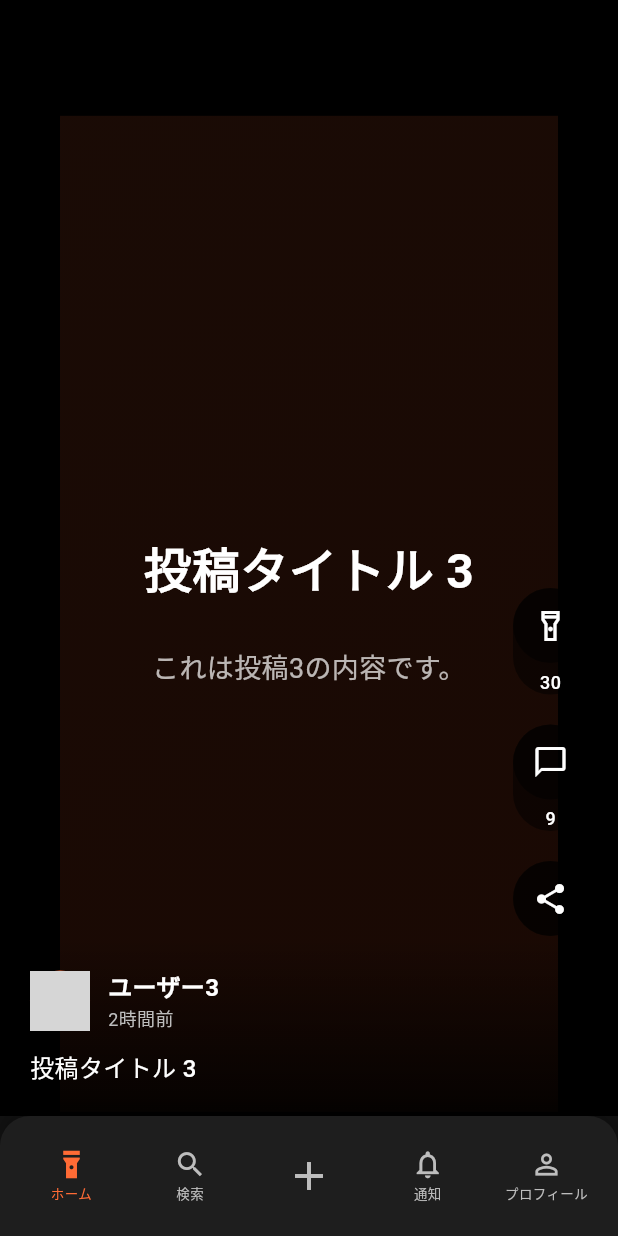
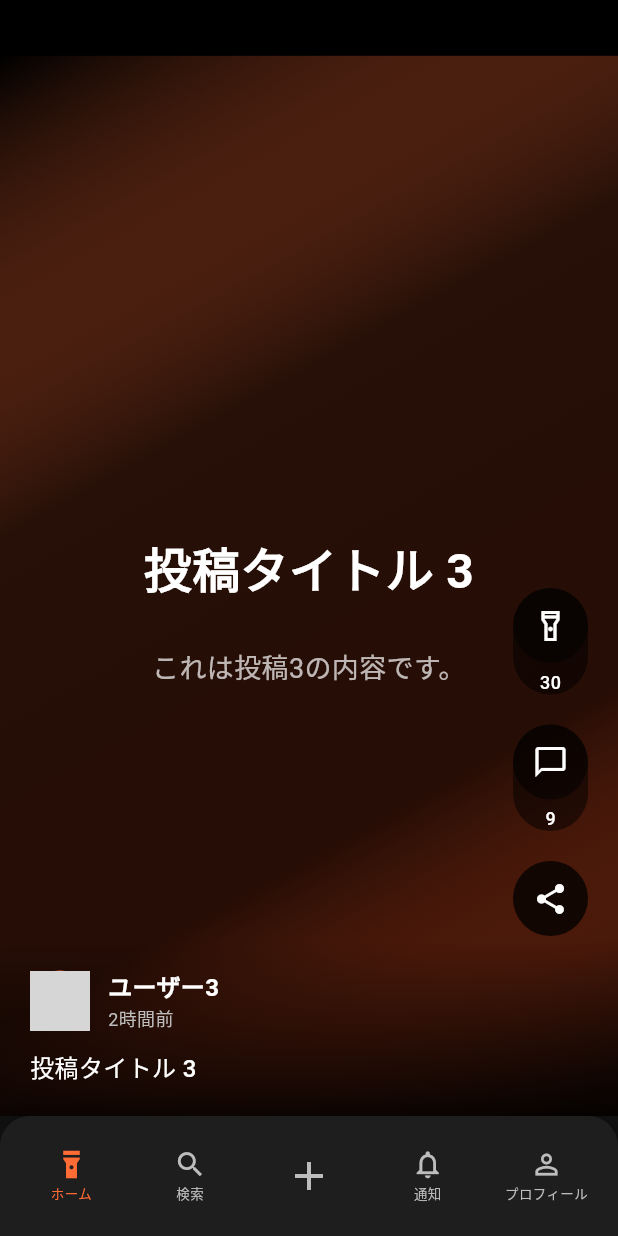
Before and after one commit to chumenium/spotlight, a Flutter app: the screen it shows once a user with an empty profile is signed in, scrolled down 1152 dp, on a phone screen of 412 x 824 dp. Run offline on Flutter 3.47's test engine with Material 3 defaults, Android fonts, the phone set to English and light mode, and no system bars; our stand-ins replace firebase_auth, firebase_core, firebase_messaging, flutter_svg, google_sign_in, shared_preferences and 1 more; missing offline and left inert: twitter_login; accounts and stored records are empty; network calls fail; grey boxes are pictures that could not be loaded.

Commit message:
ホーム画面文字のみ投稿修正

```diff
--- a/lib/screens/home_screen.dart
+++ b/lib/screens/home_screen.dart
@@ -327,21 +327,21 @@ class _HomeScreenState extends State<HomeScreen> with TickerProviderStateMixin,
     return Container(
       width: double.infinity,
       height: double.infinity,
-      color: Colors.black, // 不透明な背景を追加
-      padding: const EdgeInsets.all(40),
-      child: Container(
       decoration: BoxDecoration(
         gradient: LinearGradient(
           begin: Alignment.topLeft,
           end: Alignment.bottomRight,
           colors: [
-              SpotLightColors.getSpotlightColor(0).withOpacity(0.1),
-              SpotLightColors.getSpotlightColor(1).withOpacity(0.1),
+            Colors.black,
+            SpotLightColors.getSpotlightColor(0).withOpacity(0.15),
+            SpotLightColors.getSpotlightColor(1).withOpacity(0.15),
+            Colors.black,
           ],
         ),
       ),
       child: Center(
         child: SingleChildScrollView(
+          padding: const EdgeInsets.all(32),
           child: Column(
               mainAxisAlignment: MainAxisAlignment.center,
               children: [
@@ -366,7 +366,6 @@ class _HomeScreenState extends State<HomeScreen> with TickerProviderStateMixin,
                   textAlign: TextAlign.center,
                 ),
               ],
-            ),
             ),
           ),
         ),
```
Lines whose indentation alone changed are shown as unchanged.
